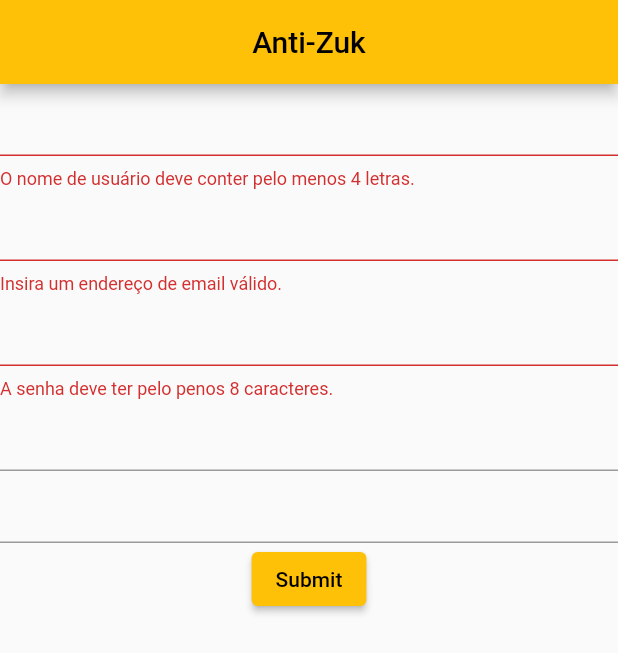
After one commit to FPiaa/messenger_app, a Flutter app: the screen it shows after launch, after a tap on "Submit", on a phone screen of 412 x 824 dp. The commit adds this screen. Shown: the top 653 px of the screen. Run offline on Flutter 3.47's test engine with Material 2 defaults, Android fonts, the phone set to English and light mode, and no system bars; drawn by our look-alikes of date_field; our stand-ins replace email_validator.

Commit message:
Iniciar a pagina de cadastro
Este commit inicia a página de cadastro, por enquanto
só existem os campos do formulario e botão de envio,
alguma validações extras devem ser feitas e as estilizações
também.

```diff
--- a/lib/main.dart
+++ b/lib/main.dart
@@ -1,4 +1,5 @@
 import 'package:flutter/material.dart';
+import 'package:messenger_app/pages/cadastro_page.dart';
 import 'package:messenger_app/pages/home_page.dart';
 import 'package:messenger_app/provider/conversas_pesquisadas_provider.dart';
 import 'package:messenger_app/provider/conversas_selecionadas_provider.dart';
@@ -28,7 +29,7 @@ class Chat extends StatelessWidget {
       theme: ThemeData(
         primarySwatch: Colors.amber,
       ),
-      home: const HomePage(),
+      home: const CadastroPage(),
     );
   }
 }
--- /dev/null
+++ b/lib/pages/cadastro_page.dart
@@ -0,0 +1,93 @@
+import 'package:date_field/date_field.dart';
+import 'package:email_validator/email_validator.dart';
+import 'package:flutter/material.dart';
+
+class CadastroPage extends StatefulWidget {
+  const CadastroPage({super.key});
+
+  @override
+  State<CadastroPage> createState() => _CadastroPageState();
+}
+
+class _CadastroPageState extends State<CadastroPage> {
+  final _formKey = GlobalKey<FormState>();
+  final pwController = TextEditingController();
+
+  @override
+  Widget build(BuildContext context) {
+    return Scaffold(
+      appBar: AppBar(
+        title: const Text("Anti-Zuk"),
+        centerTitle: true,
+      ),
+      body: Form(
+          key: _formKey,
+          autovalidateMode: AutovalidateMode.onUserInteraction,
+          child: Column(
+            children: [
+              TextFormField(
+                keyboardType: TextInputType.name,
+                validator: (value) {
+                  if (value!.length < 4) {
+                    return "O nome de usuário deve conter pelo menos 4 letras.";
+                  }
+                  return null;
+                },
+              ),
+              TextFormField(
+                keyboardType: TextInputType.emailAddress,
+                validator: (value) {
+                  if (!EmailValidator.validate(value!)) {
+                    return "Insira um endereço de email válido.";
+                  }
+                  return null;
+                },
+              ),
+              TextFormField(
+                obscureText: true,
+                controller: pwController,
+                keyboardType: TextInputType.visiblePassword,
+                validator: (value) => value!.length < 8
+                    ? "A senha deve ter pelo penos 8 caracteres."
+                    : null,
+              ),
+              TextFormField(
+                obscureText: true,
+                keyboardType: TextInputType.visiblePassword,
+                validator: (value) {
+                  if (value! != pwController.value.text) {
+                    return "As duas senhas devem ser iguais.";
+                  }
+                  return null;
+                },
+              ),
+              DateTimeFormField(
+                mode: DateTimeFieldPickerMode.date,
+                validator: (value) {
+                  var now = DateTime.now();
+                  int idadeMinima = 12;
+                  if (value!.isAfter(
+                      DateTime(now.year - idadeMinima, now.month, now.day))) {
+                    return "Você deve ter pelo menos $idadeMinima para utilizar este aplicativo";
+                  }
+                  return null;
+                },
+              ),
+              ElevatedButton(
+                onPressed: () {
+                  // Validate returns true if the form is valid, or false otherwise.
+                  if (_formKey.currentState!.validate()) {
+                    // If the form is valid, display a snackbar. In the real world,
+                    // you'd often call a server or save the information in a database.
+                    ScaffoldMessenger.of(context).showSnackBar(
+                      const SnackBar(content: Text('Processing Data')),
+                    );
+                  }
+                },
+                child: const Text('Submit'),
+              ),
+            ],
+          )),
+    );
+  }
+}
--- /dev/null
+++ b/lib/pages/login_page.dart
@@ -0,0 +1,16 @@
+import 'package:flutter/src/widgets/container.dart';
+import 'package:flutter/src/widgets/framework.dart';
+
+class LoginPage extends StatefulWidget {
+  const LoginPage({super.key});
+
+  @override
+  State<LoginPage> createState() => _LoginPageState();
+}
+
+class _LoginPageState extends State<LoginPage> {
+  @override
+  Widget build(BuildContext context) {
+    return Container();
+  }
+}
--- a/pubspec.yaml
+++ b/pubspec.yaml
@@ -33,7 +33,9 @@ dependencies:
     sdk: flutter
   provider: ^6.0.0
   intl: ^0.17.0
-
+  email_validator: ^2.0.0
+  date_field: ^3.0.1
+  flutter_pw_validator: ^1.4.2
 
   # The following adds the Cupertino Icons font to your application.
   # Use with the CupertinoIcons class for iOS style icons.
```
Also changed, not shown: pubspec.lock.
